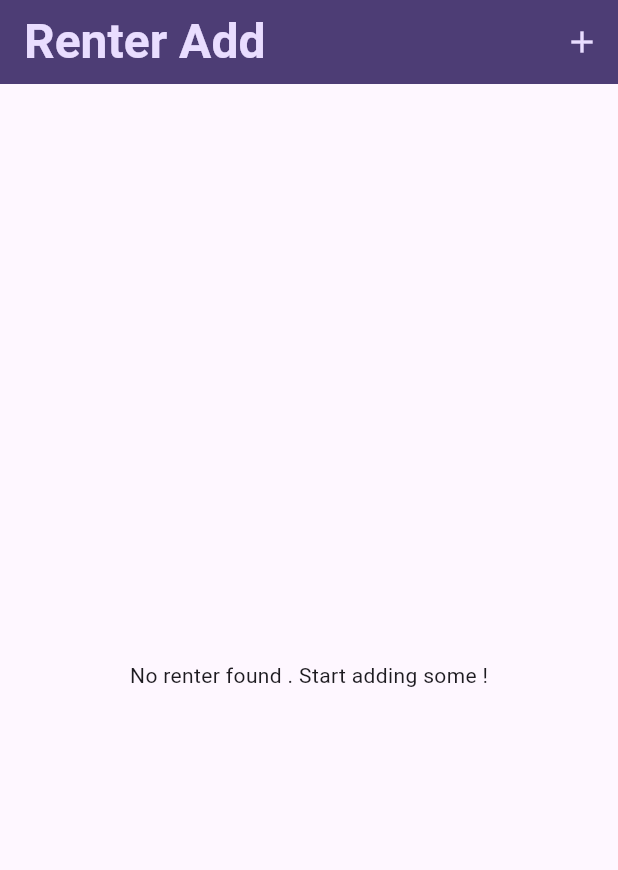
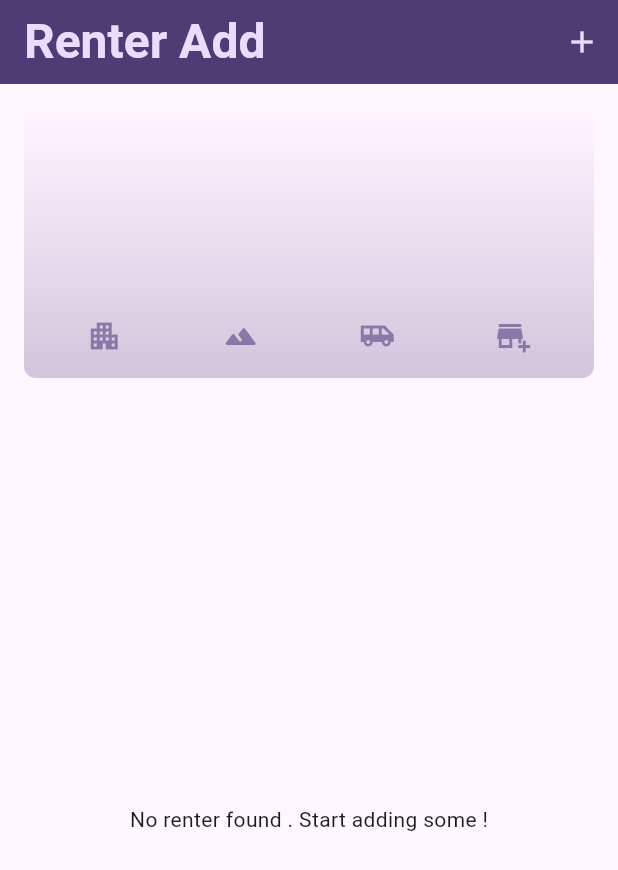
Before and after one commit to KarcanTheGrandMaster/Expense_Tracker, a Flutter app: the screen it shows after launch, on a phone screen of 412 x 824 dp. Shown: the top 870 px of the screen. Run offline on Flutter 3.47's test engine with Material 3 defaults, Android fonts, the phone set to English and light mode, and no system bars.

Commit message:
add chart to the body
add chart to the body

```diff
--- a/tracker_app/lib/models/expense.dart
+++ b/tracker_app/lib/models/expense.dart
@@ -33,3 +33,27 @@ class Expense {
     return formatter.format(date);
   }
 }
+
+class ExpenseBucket {
+  const ExpenseBucket({
+    required this.category,
+    required this.expenses,
+  });
+
+  ExpenseBucket.forCategory(List<Expense> allExpenses, this.category)
+      : expenses = allExpenses
+            .where((expense) => expense.category == category)
+            .toList();
+
+  final Category category;
+  final List<Expense> expenses;
+
+  double get totalExpenses {
+    double sum = 0;
+
+    for (final expense in expenses) {
+      sum += expense.amount;
+    }
+    return sum;
+  }
+}
--- /dev/null
+++ b/tracker_app/lib/widgets/chart/chart.dart
@@ -0,0 +1,95 @@
+import 'package:flutter/material.dart';
+
+import 'package:tracker_app/widgets/chart/chart_bar.dart';
+import 'package:tracker_app/models/expense.dart';
+
+class Chart extends StatelessWidget {
+  const Chart({super.key, required this.expenses});
+
+  final List<Expense> expenses;
+
+  List<ExpenseBucket> get buckets {
+    return [
+      ExpenseBucket.forCategory(expenses, Category.Home),
+      ExpenseBucket.forCategory(expenses, Category.Land),
+      ExpenseBucket.forCategory(expenses, Category.Vehicle),
+      ExpenseBucket.forCategory(expenses, Category.Store),
+    ];
+  }
+
+  double get maxTotalExpense {
+    double maxTotalExpense = 0;
+
+    for (final bucket in buckets) {
+      if (bucket.totalExpenses > maxTotalExpense) {
+        maxTotalExpense = bucket.totalExpenses;
+      }
+    }
+
+    return maxTotalExpense;
+  }
+
+  @override
+  Widget build(BuildContext context) {
+    final isDarkMode =
+        MediaQuery.of(context).platformBrightness == Brightness.dark;
+    return Container(
+      margin: const EdgeInsets.all(16),
+      padding: const EdgeInsets.symmetric(
+        vertical: 16,
+        horizontal: 8,
+      ),
+      width: double.infinity,
+      height: 180,
+      decoration: BoxDecoration(
+        borderRadius: BorderRadius.circular(8),
+        gradient: LinearGradient(
+          colors: [
+            Theme.of(context).colorScheme.primary.withOpacity(0.3),
+            Theme.of(context).colorScheme.primary.withOpacity(0.0)
+          ],
+          begin: Alignment.bottomCenter,
+          end: Alignment.topCenter,
+        ),
+      ),
+      child: Column(
+        children: [
+          Expanded(
+            child: Row(
+              crossAxisAlignment: CrossAxisAlignment.end,
+              children: [
+                for (final bucket in buckets) // alternative to map()
+                  ChartBar(
+                    fill: bucket.totalExpenses == 0
+                        ? 0
+                        : bucket.totalExpenses / maxTotalExpense,
+                  )
+              ],
+            ),
+          ),
+          const SizedBox(height: 12),
+          Row(
+            children: buckets
+                .map(
+                  (bucket) => Expanded(
+                    child: Padding(
+                      padding: const EdgeInsets.symmetric(horizontal: 4),
+                      child: Icon(
+                        categoryIcons[bucket.category],
+                        color: isDarkMode
+                            ? Theme.of(context).colorScheme.secondary
+                            : Theme.of(context)
+                                .colorScheme
+                                .primary
+                                .withOpacity(0.7),
+                      ),
+                    ),
+                  ),
+                )
+                .toList(),
+          )
+        ],
+      ),
+    );
+  }
+}
--- /dev/null
+++ b/tracker_app/lib/widgets/chart/chart_bar.dart
@@ -0,0 +1,34 @@
+import 'package:flutter/material.dart';
+
+class ChartBar extends StatelessWidget {
+  const ChartBar({
+    super.key,
+    required this.fill,
+  });
+
+  final double fill;
+
+  @override
+  Widget build(BuildContext context) {
+    final isDarkMode =
+        MediaQuery.of(context).platformBrightness == Brightness.dark;
+    return Expanded(
+      child: Padding(
+        padding: const EdgeInsets.symmetric(horizontal: 4),
+        child: FractionallySizedBox(
+          heightFactor: fill,
+          child: DecoratedBox(
+            decoration: BoxDecoration(
+              shape: BoxShape.rectangle,
+              borderRadius:
+                  const BorderRadius.vertical(top: Radius.circular(8)),
+              color: isDarkMode
+                  ? Theme.of(context).colorScheme.secondary
+                  : Theme.of(context).colorScheme.primary.withOpacity(0.65),
+            ),
+          ),
+        ),
+      ),
+    );
+  }
+}
--- a/tracker_app/lib/widgets/expenses_list/expenses.dart
+++ b/tracker_app/lib/widgets/expenses_list/expenses.dart
@@ -1,4 +1,5 @@
 import 'package:flutter/material.dart';
+import 'package:tracker_app/widgets/chart/chart.dart';
 import 'package:tracker_app/widgets/expenses_list/expenses_list.dart';
 import 'package:tracker_app/models/expense.dart';
 import 'package:tracker_app/widgets/expenses_list/new_expense.dart';
@@ -77,7 +78,7 @@ class _ExpensesState extends State<Expenses> {
       ),
       body: Column(
         children: [
-          const Text(''),
+          Chart(expenses: _registeredExpenses),
           Expanded(child: mainContent),
         ],
       ),
```
